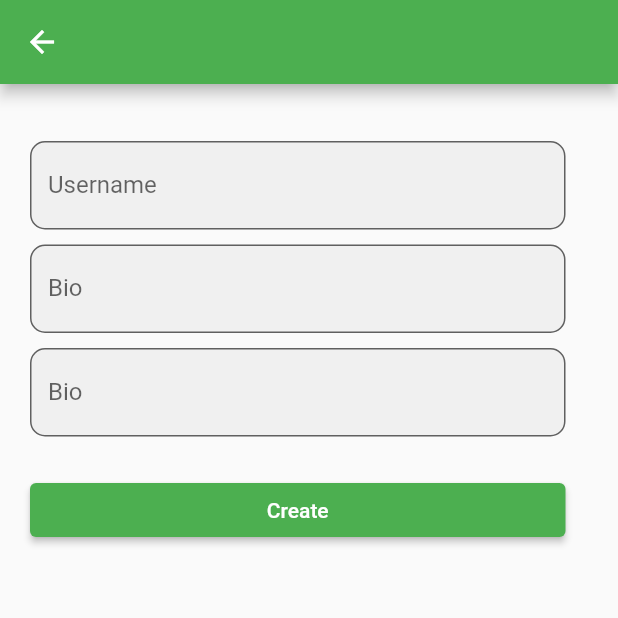
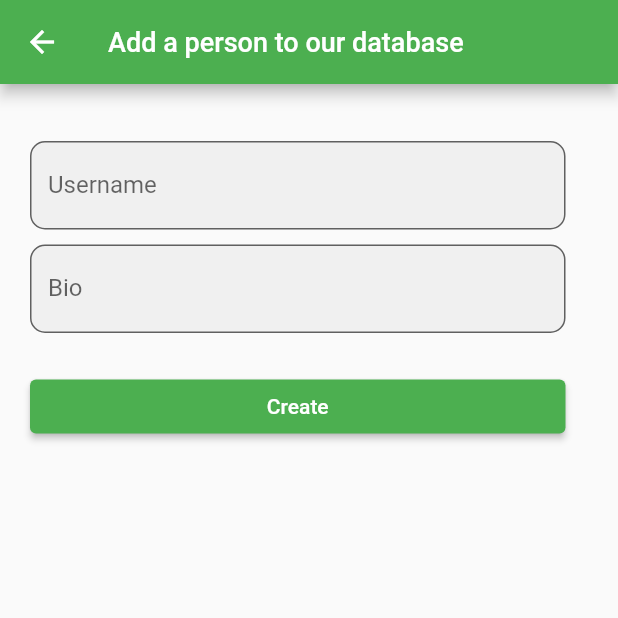
Before and after one commit to indieka900/APi-with-flutter, a Flutter app: the screen it shows after launch, after a tap on the "person add" icon, on a phone screen of 412 x 824 dp, the top half of it. Run offline on Flutter 3.47's test engine with Material 2 defaults, Android fonts, the phone set to English and light mode, and no system bars; network calls fail.

Commit message:
Initial commit

```diff
--- a/lib/chatGPT/addform.dart
+++ b/lib/chatGPT/addform.dart
@@ -1,5 +1,4 @@
 import 'package:flutter/material.dart';
-import 'package:home_app/chatGPT/addperson.dart';
 import 'package:home_app/chatGPT/chatgpt2.dart';
 import 'package:http/http.dart' as http;
 import 'dart:convert';
@@ -15,13 +14,19 @@ class _PersonAddState extends State<PersonAdd> {
   final formKey = GlobalKey<FormState>();
 
   final _namecontroller = TextEditingController();
+  //final _companyNamecontroller = TextEditingController();
 
   final _biocontroller = TextEditingController();
 
   @override
   Widget build(BuildContext context) {
     return Scaffold(
-      appBar: AppBar(),
+      appBar: AppBar(
+        title: const Text(
+          "Add a person to our database",
+          style: TextStyle(fontSize: 18),
+        ),
+      ),
       body: Padding(
         padding: const EdgeInsets.only(
           top: 38.0,
@@ -54,19 +59,19 @@ class _PersonAddState extends State<PersonAdd> {
                 labelText: 'Bio',
               ),
             ),
-            const SizedBox(
-              height: 10,
-            ),
-            TextField(
-              controller: _biocontroller,
-              decoration: InputDecoration(
-                filled: true,
-                border: OutlineInputBorder(
-                  borderRadius: BorderRadius.circular(10),
-                ),
-                labelText: 'Bio',
-              ),
-            ),
+            // const SizedBox(
+            //   height: 10,
+            // ),
+            // TextField(
+            //   controller: _companyNamecontroller,
+            //   decoration: InputDecoration(
+            //     filled: true,
+            //     border: OutlineInputBorder(
+            //       borderRadius: BorderRadius.circular(10),
+            //     ),
+            //     labelText: 'Company Name',
+            //   ),
+            // ),
             const SizedBox(
               height: 25,
             ),
@@ -74,9 +79,12 @@ class _PersonAddState extends State<PersonAdd> {
               width: double.infinity,
               child: ElevatedButton(
                 onPressed: () async {
+                  if (_biocontroller.text.isNotEmpty &&
+                      _namecontroller.text.isNotEmpty) {
                     final data = {
                       "username": _namecontroller.text,
                       "bio": _biocontroller.text,
+                      //"company": _companyNamecontroller.text,
                     };
                     var url = Uri.http('localhost:8000', '/advocates/');
                     final response = await http.post(
@@ -84,16 +92,24 @@ class _PersonAddState extends State<PersonAdd> {
                       body: json.encode(data),
                       headers: {"Content-Type": "application/json"},
                     );
-                  if (response.statusCode == 201) {
+                    //print(response.statusCode);
+                    if (response.statusCode == 200) {
                       showDialog(
                         context: context,
                         builder: (_) => AlertDialog(
-                        title: const Text('title'),
-                        content: const Text('err'),
+                          title: const Text('Submission status'),
+                          content: const Text(
+                              'Submission succesfully!!!!\nOne advocate added'),
                           actions: [
                             ElevatedButton(
                               onPressed: () {
-                              Navigator.of(context).pop();
+                                Navigator.of(context).push(
+                                  MaterialPageRoute(
+                                    builder: (context) {
+                                      return const MyHorizontalContainer();
+                                    },
+                                  ),
+                                );
                               },
                               child: const Text('Ok'),
                             ),
@@ -101,6 +117,7 @@ class _PersonAddState extends State<PersonAdd> {
                         ),
                       );
                     } else {}
+                  }
                 },
                 child: const Text("Create"),
               ),
@@ -111,62 +128,3 @@ class _PersonAddState extends State<PersonAdd> {
     );
   }
 }
-
-
-
-// class CreateScreen extends StatefulWidget {
-//   const CreateScreen({super.key});
-
-//   @override
-//   // ignore: library_private_types_in_public_api
-//   _CreateScreenState createState() => _CreateScreenState();
-// }
-
-// class _CreateScreenState extends State<CreateScreen> {
-//   final _nameController = TextEditingController();
-//   final _bioController = TextEditingController();
-
-//   @override
-//   Widget build(BuildContext context) {
-//     return Scaffold(
-//       appBar: AppBar(
-//         title: const Text("Create"),
-//       ),
-//       body: Padding(
-//         padding: const EdgeInsets.all(8.0),
-//         child: Column(
-//           children: <Widget>[
-//             TextField(
-//               controller: _nameController,
-//               decoration: const InputDecoration(labelText: "Username"),
-//             ),
-//             TextField(
-//               controller: _bioController,
-//               decoration: const InputDecoration(labelText: "Bio"),
-//             ),
-//             ElevatedButton(
-//               onPressed: () async {
-//                 final data = {
-//                   "username": _nameController.text,
-//                   "bio": _bioController.text,
-//                 };
-//                 var url = Uri.http('localhost:8000', '/advocates/');
-//                 final response = await http.post(
-//                   url,
-//                   body: json.encode(data),
-//                   headers: {"Content-Type": "application/json"},
-//                 );
-//                 if (response.statusCode == 201) {
-//                   // handle success
-//                 } else {
-//                   // handle error
-//                 }
-//               },
-//               child: const Text("Create"),
-//             ),
-//           ],
-//         ),
-//       ),
-//     );
-//   }
-// }
--- a/lib/chatGPT/chatgpt2.dart
+++ b/lib/chatGPT/chatgpt2.dart
@@ -86,6 +86,12 @@ class _MyHorizontalContainerState extends State<MyHorizontalContainer> {
   @override
   Widget build(BuildContext context) {
     return Scaffold(
+      appBar: AppBar(
+        automaticallyImplyLeading: false,
+        title: const Text('My Json Data'),
+        centerTitle: true,
+        elevation: 0,
+      ),
       floatingActionButton: FloatingActionButton(
         onPressed: () {
           Navigator.of(context).push(
@@ -110,17 +116,22 @@ class _MyHorizontalContainerState extends State<MyHorizontalContainer> {
                 itemCount: snapshot.data!.length,
                 itemBuilder: (context, index) {
                   return Container(
-                    margin: const EdgeInsets.only(right: 10, top: 12, left: 10),
+                    margin: const EdgeInsets.only(
+                      right: 10,
+                      top: 12,
+                      left: 10,
+                      bottom: 5,
+                    ),
                     width: 200,
                     //height: 100,
                     decoration: BoxDecoration(
                       color: Colors.primaries[index % Colors.primaries.length],
                       borderRadius: index % 2 == 0
-                          ? const BorderRadius.horizontal(
-                              right: Radius.circular(20),
+                          ? const BorderRadius.only(
+                              bottomRight: Radius.circular(32),
                             )
-                          : const BorderRadius.horizontal(
-                              left: Radius.circular(20),
+                          : const BorderRadius.only(
+                              topLeft: Radius.circular(32),
                             ),
                     ),
                     child: Padding(
@@ -143,15 +154,15 @@ class _MyHorizontalContainerState extends State<MyHorizontalContainer> {
                               ),
                             ),
                           ),
-                          Text(
-                            snapshot.data![index]['company']['name'],
-                            style: const TextStyle(
-                              fontSize: 17,
-                              fontWeight: FontWeight.w600,
-                              //fontStyle: FontStyle.italic,
-                              color: Color.fromARGB(255, 71, 238, 5),
-                            ),
-                          ),
+                          // Text(
+                          //   snapshot.data![index]['company']['name'],
+                          //   style: const TextStyle(
+                          //     fontSize: 17,
+                          //     fontWeight: FontWeight.w600,
+                          //     //fontStyle: FontStyle.italic,
+                          //     color: Color.fromARGB(255, 71, 238, 5),
+                          //   ),
+                          // ),
                           Text(
                             snapshot.data![index]['bio'],
                             style: const TextStyle(
@@ -169,7 +180,29 @@ class _MyHorizontalContainerState extends State<MyHorizontalContainer> {
               ),
             );
           } else if (snapshot.hasError) {
-            return Text("${snapshot.error}");
+            return Center(
+              child: Container(
+                height: 125,
+                padding: const EdgeInsets.only(right: 10, top: 12, left: 18),
+                margin: const EdgeInsets.symmetric(horizontal: 25),
+                decoration: const BoxDecoration(
+                  borderRadius: BorderRadius.only(
+                    bottomLeft: Radius.circular(45),
+                    topRight: Radius.circular(45),
+                  ),
+                  color: Color.fromARGB(255, 230, 129, 92),
+                ),
+                child: Center(
+                  child: Text(
+                    "${snapshot.error}",
+                    style: const TextStyle(
+                      color: Color.fromARGB(255, 3, 54, 18),
+                      fontSize: 22,
+                    ),
+                  ),
+                ),
+              ),
+            );
           }
           return const Center(child: CircularProgressIndicator());
         },
```
Also changed, not shown: pubspec.yaml (+2 -66 lines), pubspec.lock. Lines whose indentation alone changed are shown as unchanged.
